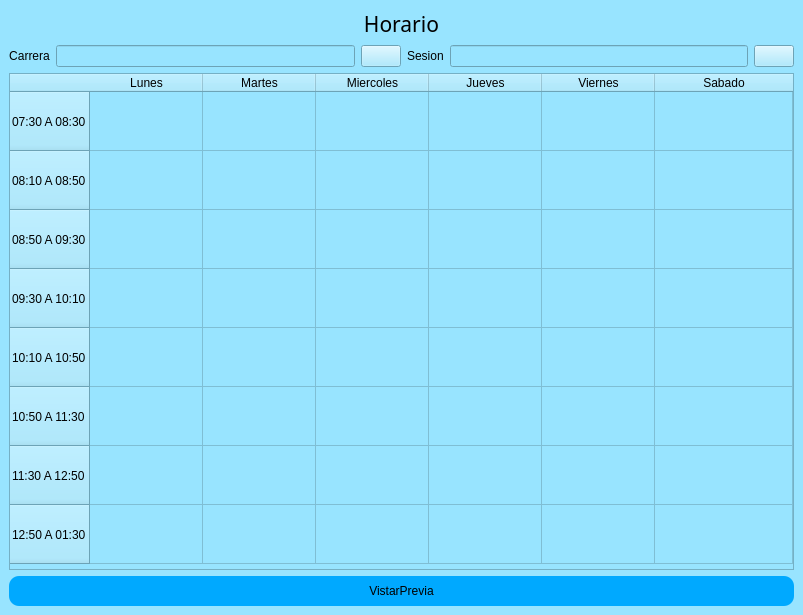
Old version of the form ui/horariosTabla.ui in the repository Reinaldito04/IUTA----HORARIOS.
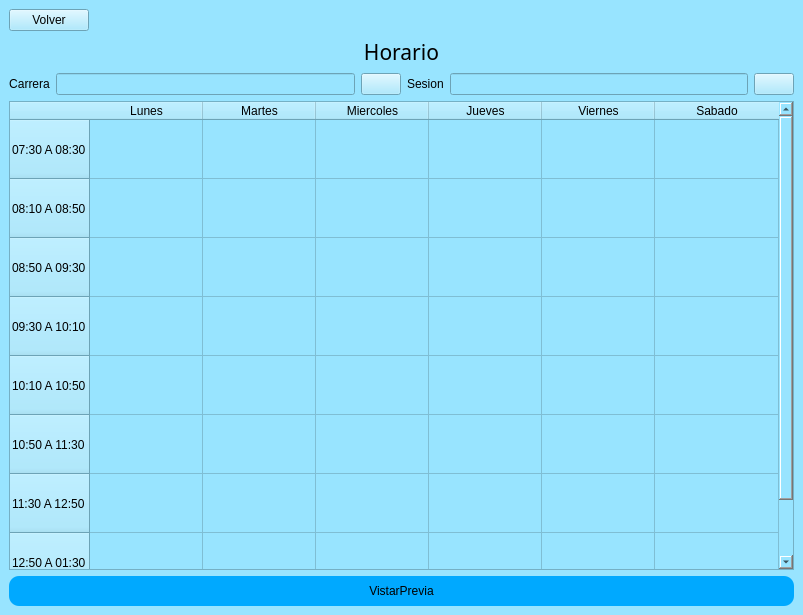
New version of the form. Icons and pictures are not drawn.

Commit message: cambios en interfaz

Diff of the .ui file:
```diff
--- a/ui/horariosTabla.ui
+++ b/ui/horariosTabla.ui
@@ -18,6 +18,25 @@
   </property>
   <widget class="QWidget" name="centralwidget">
    <layout class="QVBoxLayout" name="verticalLayout_2">
+    <item>
+     <widget class="QPushButton" name="bt_volver">
+      <property name="sizePolicy">
+       <sizepolicy hsizetype="Maximum" vsizetype="Fixed">
+        <horstretch>0</horstretch>
+        <verstretch>0</verstretch>
+       </sizepolicy>
+      </property>
+      <property name="minimumSize">
+       <size>
+        <width>20</width>
+        <height>0</height>
+       </size>
+      </property>
+      <property name="text">
+       <string>Volver</string>
+      </property>
+     </widget>
+    </item>
     <item>
      <widget class="QLabel" name="label">
       <property name="font">
```
The commit also changes 2 other files.
